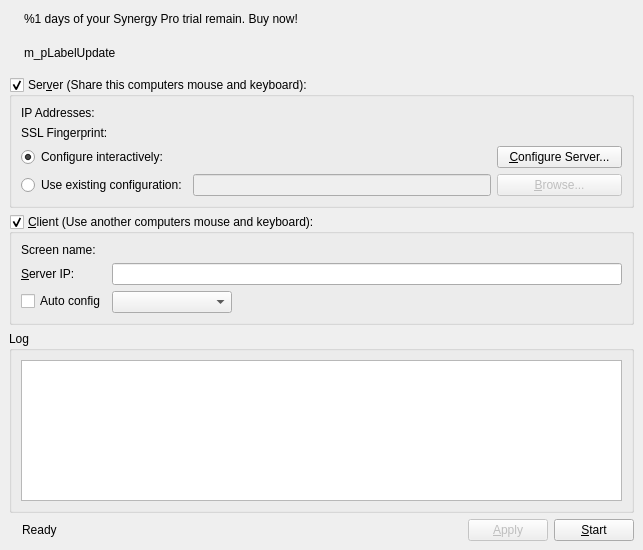
Above: src/gui/src/MainWindowBase.ui from unalkalkan/synergy before the change. Below: the same form after it.
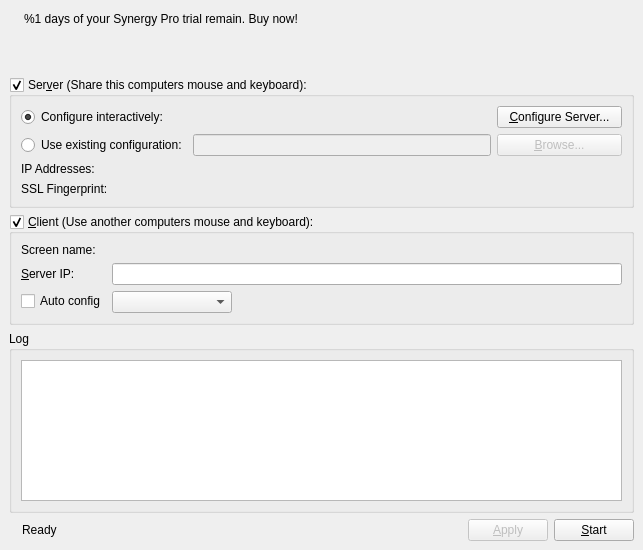
That is the form after the change. Icons and pictures are not drawn.

Commit message: Even more minor main UI tweaks

```diff
--- a/src/gui/src/MainWindowBase.ui
+++ b/src/gui/src/MainWindowBase.ui
@@ -106,7 +106,10 @@
        <item>
         <widget class="QLabel" name="m_pLabelUpdate">
          <property name="text">
-          <string notr="true">m_pLabelUpdate</string>
+          <string notr="true"/>
+         </property>
+         <property name="wordWrap">
+          <bool>false</bool>
          </property>
          <property name="openExternalLinks">
           <bool>true</bool>
@@ -147,54 +150,6 @@
        <bool>true</bool>
       </property>
       <layout class="QVBoxLayout">
-       <item>
-        <layout class="QHBoxLayout" name="horizontalLayout_6">
-         <item>
-          <widget class="QLabel" name="label_2">
-           <property name="text">
-            <string>IP Addresses:</string>
-           </property>
-          </widget>
-         </item>
-         <item>
-          <widget class="QLabel" name="m_pLabelIpAddresses">
-           <property name="text">
-            <string notr="true"/>
-           </property>
-           <property name="alignment">
-            <set>Qt::AlignRight|Qt::AlignTrailing|Qt::AlignVCenter</set>
-           </property>
-          </widget>
-         </item>
-        </layout>
-       </item>
-       <item>
-        <layout class="QHBoxLayout" name="horizontalLayout_3">
-         <item>
-          <widget class="QLabel" name="m_pLabelFingerprint">
-           <property name="sizePolicy">
-            <sizepolicy hsizetype="Maximum" vsizetype="Preferred">
-             <horstretch>0</horstretch>
-             <verstretch>0</verstretch>
-            </sizepolicy>
-           </property>
-           <property name="text">
-            <string>SSL Fingerprint:</string>
-           </property>
-          </widget>
-         </item>
-         <item>
-          <widget class="QLabel" name="m_pLabelLocalFingerprint">
-           <property name="text">
-            <string/>
-           </property>
-           <property name="alignment">
-            <set>Qt::AlignRight|Qt::AlignTrailing|Qt::AlignVCenter</set>
-           </property>
-          </widget>
-         </item>
-        </layout>
-       </item>
        <item>
         <layout class="QHBoxLayout" name="horizontalLayout_4">
          <item>
@@ -269,6 +224,60 @@
          </item>
         </layout>
        </item>
+       <item>
+        <layout class="QHBoxLayout" name="horizontalLayout_6">
+         <item>
+          <widget class="QLabel" name="label_2">
+           <property name="text">
+            <string>IP Addresses:</string>
+           </property>
+          </widget>
+         </item>
+         <item>
+          <widget class="QLabel" name="m_pLabelIpAddresses">
+           <property name="text">
+            <string notr="true"/>
+           </property>
+           <property name="alignment">
+            <set>Qt::AlignRight|Qt::AlignTrailing|Qt::AlignVCenter</set>
+           </property>
+          </widget>
+         </item>
+        </layout>
+       </item>
+       <item>
+        <layout class="QHBoxLayout" name="horizontalLayout_3">
+         <item>
+          <widget class="QLabel" name="m_pLabelFingerprint">
+           <property name="sizePolicy">
+            <sizepolicy hsizetype="Maximum" vsizetype="Preferred">
+             <horstretch>0</horstretch>
+             <verstretch>0</verstretch>
+            </sizepolicy>
+           </property>
+           <property name="text">
+            <string>SSL Fingerprint:</string>
+           </property>
+          </widget>
+         </item>
+         <item>
+          <widget class="QLabel" name="m_pLabelLocalFingerprint">
+           <property name="font">
+            <font>
+             <weight>75</weight>
+             <bold>true</bold>
+            </font>
+           </property>
+           <property name="text">
+            <string/>
+           </property>
+           <property name="alignment">
+            <set>Qt::AlignRight|Qt::AlignTrailing|Qt::AlignVCenter</set>
+           </property>
+          </widget>
+         </item>
+        </layout>
+       </item>
       </layout>
      </widget>
     </item>
```
Left out of the diff: 17 changed lines with no effect on the pictures.
